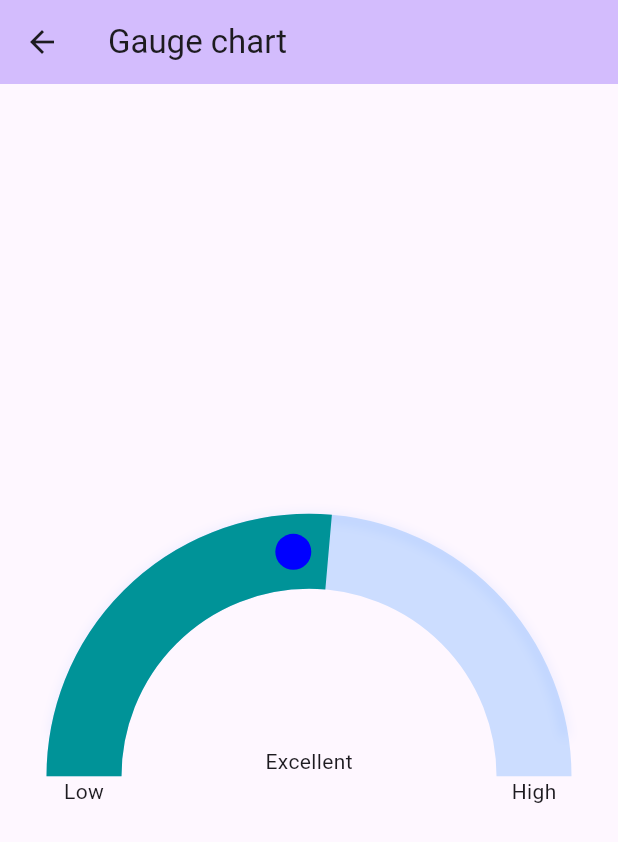
After one commit to Code-Bloom-Software/cb_charts_flutter, a Flutter app: the screen it shows after launch, after a tap on "Gauge chart", on a phone screen of 412 x 824 dp. The commit adds this screen. Shown: the top 842 px of the screen. Run offline on Flutter 3.47's test engine with Material 2 defaults, Android fonts, the phone set to English and light mode, and no system bars.

Commit message:
Closes #5: implement the gauge chart.

```diff
--- /dev/null
+++ b/example/lib/gauge_chart_page.dart
@@ -0,0 +1,63 @@
+import 'package:cb_charts_flutter/cb_charts_flutter.dart';
+import 'package:flutter/material.dart';
+
+class GaugeChartPage extends StatefulWidget {
+  const GaugeChartPage({super.key});
+
+  @override
+  State<GaugeChartPage> createState() => _GaugeChartPageState();
+}
+
+class _GaugeChartPageState extends State<GaugeChartPage> {
+  final _controller = CBGaugeController();
+
+  @override
+  void initState() {
+    Future.delayed(const Duration(milliseconds: 600)).then((_) {
+      if (!mounted) return;
+      _controller.forward();
+    });
+    super.initState();
+  }
+
+  @override
+  Widget build(BuildContext context) {
+    return Scaffold(
+      appBar: AppBar(
+        backgroundColor: Theme.of(context).colorScheme.inversePrimary,
+        title: const Text('Gauge chart'),
+      ),
+      body: Center(
+        child: CBGaugeChart(
+          controller: _controller,
+          centerInfoBuilder: (range) => Text(range.id),
+          data: CBGaugeData(
+              diameter: 300,
+              width: 50,
+              railColor: const Color(0xFFCCDDFF),
+              value: 80,
+              max: 100,
+              ranges: [
+                CBGaugeRange(id: 'Poor', color: const Color(0xFFED6926)),
+                CBGaugeRange(id: 'Good', entryPoint: 50, color: const Color(0xFF009398)),
+                CBGaugeRange(id: 'Excellent', entryPoint: 75, color: const Color(0xFF404EC8)),
+              ],
+              icon: Container(
+                  width: 24,
+                  height: 24,
+                  decoration: const BoxDecoration(
+                      shape: BoxShape.circle, color: Color(0xFF0000FF))),
+              leftAxis: const Text('Low'),
+              rightAxis: const Text('High')
+          ),
+        ),
+      ),
+    );
+  }
+
+  @override
+  void dispose() {
+    _controller.dispose();
+    super.dispose();
+  }
+}
--- a/example/lib/main.dart
+++ b/example/lib/main.dart
@@ -1,3 +1,4 @@
+import 'package:example/gauge_chart_page.dart';
 import 'package:example/sunburst_chart_page.dart';
 import 'package:flutter/material.dart';
 
@@ -20,7 +21,8 @@ class MyApp extends StatelessWidget {
       home: const MyHomePage(title: 'CB Charts Flutter Demo'),
       initialRoute: "/",
       routes: {
-        '/sunburst_chart_page': (context) => const SunburstChartPage()
+        '/sunburst_chart_page': (context) => const SunburstChartPage(),
+        '/gauge_chart_page': (context) => const GaugeChartPage()
       },
     );
   }
@@ -51,6 +53,12 @@ class _MyHomePageState extends State<MyHomePage> {
               Navigator.pushNamed(context, '/sunburst_chart_page');
             },
           ),
+          ListTile(
+            title: const Text('Gauge chart'),
+            onTap: () {
+              Navigator.pushNamed(context, '/gauge_chart_page');
+            },
+          ),
         ],
       )
     );
--- a/lib/cb_charts_flutter.dart
+++ b/lib/cb_charts_flutter.dart
@@ -1,5 +1,11 @@
 library cb_charts_flutter;
 
+// Sunburst chart
 export 'src/cb_sunburst_chart/cb_sunburst_controller.dart';
 export 'src/cb_sunburst_chart/cb_sunburst_chart.dart';
 export 'src/cb_sunburst_chart/cb_sunburst_data.dart';
+
+// Gauge chart
+export 'src/cb_gauge_chart/cb_gauge_controller.dart';
+export 'src/cb_gauge_chart/cb_gauge_chart.dart';
+export 'src/cb_gauge_chart/cb_gauge_data.dart';
--- /dev/null
+++ b/lib/src/cb_gauge_chart/cb_gauge_chart.dart
@@ -0,0 +1,150 @@
+import 'dart:math';
+
+import 'package:cb_charts_flutter/src/cb_gauge_chart/cb_gauge_components.dart';
+import 'package:cb_charts_flutter/src/cb_gauge_chart/cb_gauge_controller.dart';
+import 'package:cb_charts_flutter/src/cb_gauge_chart/cb_gauge_data.dart';
+import 'package:cb_charts_flutter/src/utils/math_utils.dart';
+import 'package:flutter/widgets.dart';
+
+/// It draws a gauge chart. See a demo inside the example app.
+class CBGaugeChart extends StatefulWidget {
+  /// The chart controller (use it to begin the animation, for example)
+  final CBGaugeController? controller;
+
+  /// An optional builder to implement a widget that is shown in the chart center
+  final Widget Function(CBGaugeRange range)? centerInfoBuilder;
+
+  /// The chart data
+  final CBGaugeData data;
+
+  const CBGaugeChart({super.key,
+    this.controller,
+    this.centerInfoBuilder,
+    required this.data
+  });
+
+  @override
+  State<CBGaugeChart> createState() => _CBGaugeChartState();
+}
+
+class _CBGaugeChartState extends State<CBGaugeChart> with SingleTickerProviderStateMixin {
+  late final AnimationController _progressAnimationController;
+  late final Animation _progressAnimation;
+
+  @override
+  void initState() {
+    _progressAnimationController = AnimationController(
+      vsync: this,
+      duration: const Duration(milliseconds: 1200),
+    );
+    _progressAnimation = Tween<double>(begin: 0.0, end: 1.0).animate(
+        CurvedAnimation(
+            parent: _progressAnimationController, curve: Curves.decelerate));
+    widget.controller?.addListener(_listener);
+    super.initState();
+  }
+
+  @override
+  Widget build(BuildContext context) {
+    final diameter = widget.data.diameter;
+    final width = widget.data.width;
+    final value = widget.data.value;
+    final max = widget.data.max;
+    final railColor = widget.data.railColor;
+    final railShadowColor = widget.data.railShadowColor;
+    final leftAxis = widget.data.leftAxis;
+    final rightAxis = widget.data.rightAxis;
+    final ranges = widget.data.ranges;
+
+    return Column(
+      mainAxisSize: MainAxisSize.min,
+      children: [
+        SizedBox(
+          width: diameter + width,
+          height: (diameter + width)/2,
+          child: Stack(
+            alignment: Alignment.center,
+            children: [
+              CBGaugeRailWidget(
+                  diameter: diameter,
+                  width: width,
+                  color: railColor,
+                  shadowColor: railShadowColor
+              ),
+              AnimatedBuilder(
+                animation: _progressAnimation,
+                builder: (context, child) {
+                  final animValue = _progressAnimation.value * value;
+                  final range = _defineRange(ranges, animValue);
+                  final center = Offset((diameter + width) / 2, (diameter + width) / 2);
+                  final radius = diameter/ 2;
+                  const startAngle = 0.95 * pi;
+                  final sweepAngle = pi * (animValue/max).clamp(0, 1);
+                  final offset = MathUtils.calculateArcEndpoint(center, radius, startAngle, sweepAngle);
+
+                  return Stack(
+                    children: [
+                      CBGaugeProgressWidget(
+                        diameter: diameter,
+                        width: width,
+                        color: range.color,
+                        value: animValue,
+                        max: max
+                      ),
+                      if (widget.data.icon != null)
+                        Positioned(
+                            left: offset.dx,
+                            top: offset.dy,
+                            child: FractionalTranslation(
+                                translation: const Offset(-0.5, -0.5),
+                                child: widget.data.icon!
+                            )
+                        )
+                    ],
+                  );
+                },
+              ),
+              if (widget.centerInfoBuilder != null)
+                Align(
+                    alignment: Alignment.bottomCenter,
+                    child: widget.centerInfoBuilder!.call(_defineRange(ranges, value)))
+            ],
+          ),
+        ),
+        SizedBox(
+          width: diameter + width,
+          child: Row(
+            mainAxisAlignment: MainAxisAlignment.spaceBetween,
+            children: [
+              leftAxis != null ? FractionalTranslation(
+                  translation: const Offset(-0.5, 0),
+                  child: Container(
+                      margin: EdgeInsets.only(left: width),
+                      child: leftAxis)) : const SizedBox.shrink(),
+              rightAxis != null ? FractionalTranslation(
+                  translation: const Offset(0.5, 0),
+                  child: Container(
+                      margin: EdgeInsets.only(right: width),
+                      child: rightAxis)) : const SizedBox.shrink(),
+            ],
+          ),
+        )
+      ],
+    );
+  }
+
+  @override
+  void dispose() {
+    _progressAnimationController.dispose();
+    widget.controller?.removeListener(_listener);
+    super.dispose();
+  }
+
+  void _listener() {
+    _progressAnimationController.forward();
+  }
+
+  CBGaugeRange _defineRange(List<CBGaugeRange> ranges, final double value) {
+    return ranges.lastWhere((element) => value >= element.entryPoint);
+  }
+}
--- /dev/null
+++ b/lib/src/cb_gauge_chart/cb_gauge_components.dart
@@ -0,0 +1,145 @@
+import 'dart:math';
+
+import 'package:flutter/widgets.dart';
+
+class CBGaugeRailWidget extends StatelessWidget {
+  final double diameter;
+  final double width;
+  final Color color;
+  final Color shadowColor;
+
+  const CBGaugeRailWidget({super.key,
+    required this.diameter,
+    required this.width,
+    required this.color,
+    required this.shadowColor
+  });
+
+  @override
+  Widget build(BuildContext context) {
+    return CustomPaint(
+      painter: CBGaugeRail(diameter, width, color, shadowColor),
+      size: Size(diameter + width, (diameter + width)/2),
+    );
+  }
+}
+
+class CBGaugeRail extends CustomPainter {
+  final double diameter;
+  final double width;
+  final Color color;
+  final Color shadowColor;
+  late final Paint _paint;
+  late final Paint _shadowPaint;
+
+  CBGaugeRail(this.diameter, this.width, this.color, this.shadowColor) {
+    _paint = Paint()
+      ..color = color
+      ..style = PaintingStyle.stroke
+      ..strokeWidth = width;
+    _shadowPaint = Paint()
+      ..color = shadowColor
+      ..style = PaintingStyle.stroke
+      ..strokeWidth = 2
+      ..strokeCap = StrokeCap.round
+      ..maskFilter = const MaskFilter.blur(BlurStyle.normal, 4);
+  }
+
+  @override
+  void paint(Canvas canvas, Size size) {
+    final center = Offset(size.width / 2, size.height);
+    final radius = diameter/2;
+
+    canvas.drawArc(
+      Rect.fromCircle(center: center, radius: radius),
+      pi,
+      pi,
+      false,
+      _paint,
+    );
+    canvas.drawArc(
+      Rect.fromCircle(center: center, radius: radius + width/2 - 2),
+      1.05 * pi,
+      0.9 * pi,
+      false,
+      _shadowPaint,
+    );
+  }
+
+  @override
+  bool shouldRepaint(covariant CustomPainter oldDelegate) {
+    if (oldDelegate is CBGaugeRail) {
+      return oldDelegate.diameter != diameter ||
+          oldDelegate.width != width ||
+          oldDelegate.color != color ||
+          oldDelegate.shadowColor != shadowColor;
+    }
+    return true;
+  }
+}
+
+class CBGaugeProgressWidget extends StatelessWidget {
+  final double diameter;
+  final double width;
+  final Color color;
+  final double value;
+  final double max;
+
+  const CBGaugeProgressWidget({super.key,
+    required this.diameter,
+    required this.width,
+    required this.color,
+    required this.value,
+    required this.max
+  });
+
+  @override
+  Widget build(BuildContext context) {
+    return CustomPaint(
+      painter: CBGaugeProgress(diameter, width, color, value, max),
+      size: Size(diameter + width, (diameter + width)/2),
+    );
+  }
+}
+
+class CBGaugeProgress extends CustomPainter {
+  final double diameter;
+  final double width;
+  final Color color;
+  final double value;
+  final double max;
+  late final Paint _paint;
+
+  CBGaugeProgress(this.diameter, this.width, this.color, this.value, this.max) {
+    _paint = Paint()
+      ..color = color
+      ..style = PaintingStyle.stroke
+      ..strokeWidth = width;
+  }
+
+  @override
+  void paint(Canvas canvas, Size size) {
+    final center = Offset(size.width / 2, size.height);
+    final radius = diameter/2;
+
+    canvas.drawArc(
+      Rect.fromCircle(center: center, radius: radius),
+      pi,
+      pi * (value/max).clamp(0, 1),
+      false,
+      _paint,
+    );
+  }
+
+  @override
+  bool shouldRepaint(covariant CustomPainter oldDelegate) {
+    if (oldDelegate is CBGaugeProgress) {
+      return oldDelegate.diameter != diameter ||
+          oldDelegate.width != width ||
+          oldDelegate.color != color ||
+          oldDelegate.value != value ||
+          oldDelegate.max != max;
+    }
+    return true;
+  }
+}
--- /dev/null
+++ b/lib/src/cb_gauge_chart/cb_gauge_controller.dart
@@ -0,0 +1,9 @@
+import 'package:flutter/widgets.dart';
+
+class CBGaugeController extends ChangeNotifier {
+
+  /// Init the chart animation.
+  void forward() {
+    notifyListeners();
+  }
+}
--- /dev/null
+++ b/lib/src/cb_gauge_chart/cb_gauge_data.dart
@@ -0,0 +1,63 @@
+import 'package:flutter/widgets.dart';
+
+class CBGaugeData {
+  /// The chart (semi-circle) diameter
+  final double diameter;
+
+  /// The chart width
+  final double width;
+
+  /// The rail color
+  final Color railColor;
+
+  /// The inner shadow color
+  final Color railShadowColor;
+
+  /// The current value
+  final double value;
+
+  /// The max value to reach
+  final double max;
+
+  /// An optional icon to show with the progress
+  final Widget? icon;
+
+  /// An optional widget to show on the left of the chart
+  final Widget? leftAxis;
+
+  /// An optional widget to show on the right of the chart
+  final Widget? rightAxis;
+
+  /// List of ranges (must contains at least one)
+  final List<CBGaugeRange> ranges;
+
+  CBGaugeData({
+    this.diameter = 300,
+    this.width = 35,
+    this.railColor = const Color(0xFFCCDDFF),
+    this.railShadowColor = const Color(0x330056FF),
+    required this.value,
+    required this.max,
+    this.icon,
+    this.leftAxis,
+    this.rightAxis,
+    required this.ranges
+  });
+}
+
+class CBGaugeRange {
+  /// An unique identifier to the range
+  final String id;
+
+  /// A range goes from this entry point until the next entry point
+  final double entryPoint;
+
+  /// The color of the progress in this range
+  final Color color;
+
+  CBGaugeRange({
+    required this.id,
+    this.entryPoint = 0,
+    required this.color
+  });
+}
```
